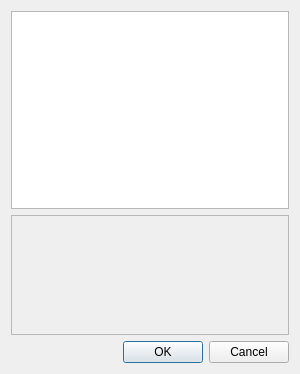
buchwj/xvector, file client/xVClient/ui/MetaserverWidget.ui: the form before one commit.
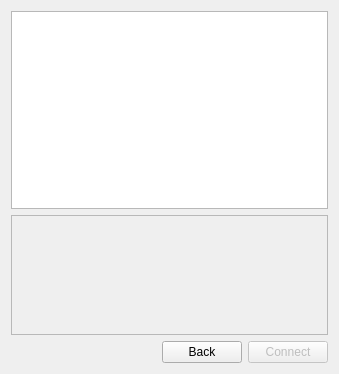
The form after the commit.

Diff of the .ui file:
```diff
--- a/client/xVClient/ui/MetaserverWidget.ui
+++ b/client/xVClient/ui/MetaserverWidget.ui
@@ -6,7 +6,7 @@
    <rect>
     <x>0</x>
     <y>0</y>
-    <width>300</width>
+    <width>339</width>
     <height>374</height>
    </rect>
   </property>
@@ -21,7 +21,11 @@
   </property>
   <layout class="QVBoxLayout" name="verticalLayout">
    <item>
-    <widget class="QListView" name="ServerList"/>
+    <widget class="QListView" name="ServerList">
+     <property name="editTriggers">
+      <set>QAbstractItemView::NoEditTriggers</set>
+     </property>
+    </widget>
    </item>
    <item>
     <widget class="QScrollArea" name="scrollArea">
@@ -45,7 +49,7 @@
        <rect>
         <x>0</x>
         <y>0</y>
-        <width>286</width>
+        <width>325</width>
         <height>114</height>
        </rect>
       </property>
@@ -58,6 +62,9 @@
          <property name="alignment">
           <set>Qt::AlignLeading|Qt::AlignLeft|Qt::AlignTop</set>
          </property>
+         <property name="wordWrap">
+          <bool>true</bool>
+         </property>
         </widget>
        </item>
       </layout>
@@ -65,11 +72,38 @@
     </widget>
    </item>
    <item>
-    <widget class="QDialogButtonBox" name="buttonBox">
-     <property name="standardButtons">
-      <set>QDialogButtonBox::Cancel|QDialogButtonBox::Ok</set>
-     </property>
-    </widget>
+    <layout class="QHBoxLayout" name="horizontalLayout">
+     <item>
+      <spacer name="horizontalSpacer">
+       <property name="orientation">
+        <enum>Qt::Horizontal</enum>
+       </property>
+       <property name="sizeHint" stdset="0">
+        <size>
+         <width>40</width>
+         <height>20</height>
+        </size>
+       </property>
+      </spacer>
+     </item>
+     <item>
+      <widget class="QPushButton" name="BackButton">
+       <property name="text">
+        <string>Back</string>
+       </property>
+      </widget>
+     </item>
+     <item>
+      <widget class="QPushButton" name="ConnectButton">
+       <property name="enabled">
+        <bool>false</bool>
+       </property>
+       <property name="text">
+        <string>Connect</string>
+       </property>
+      </widget>
+     </item>
+    </layout>
    </item>
   </layout>
  </widget>
```
